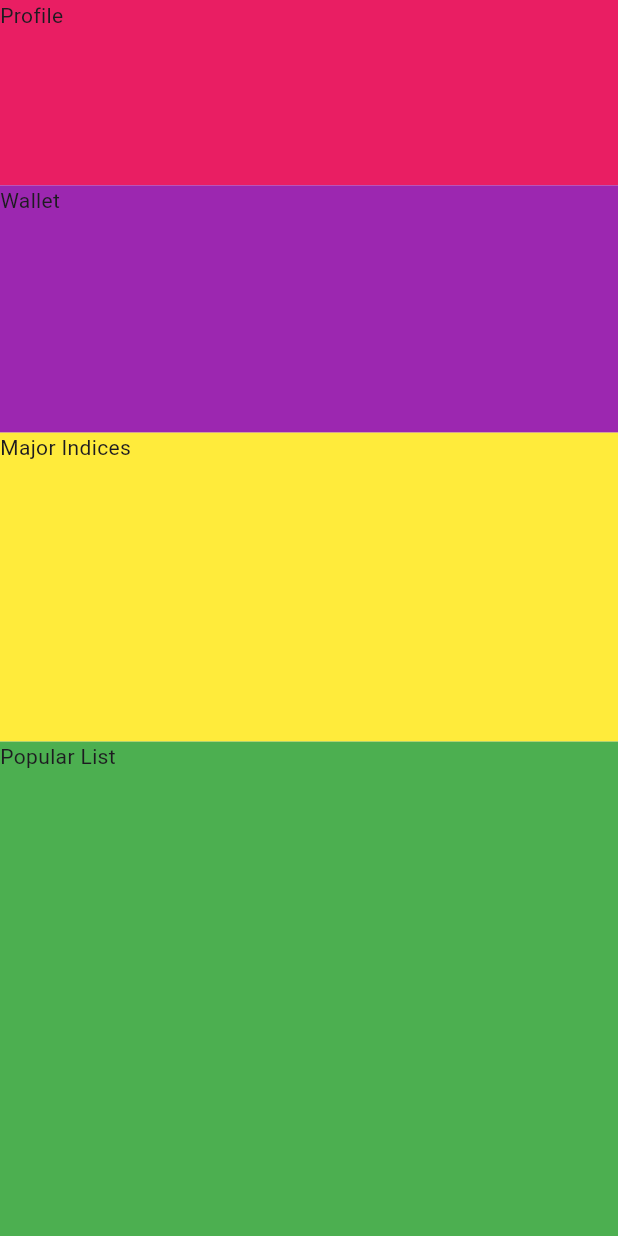
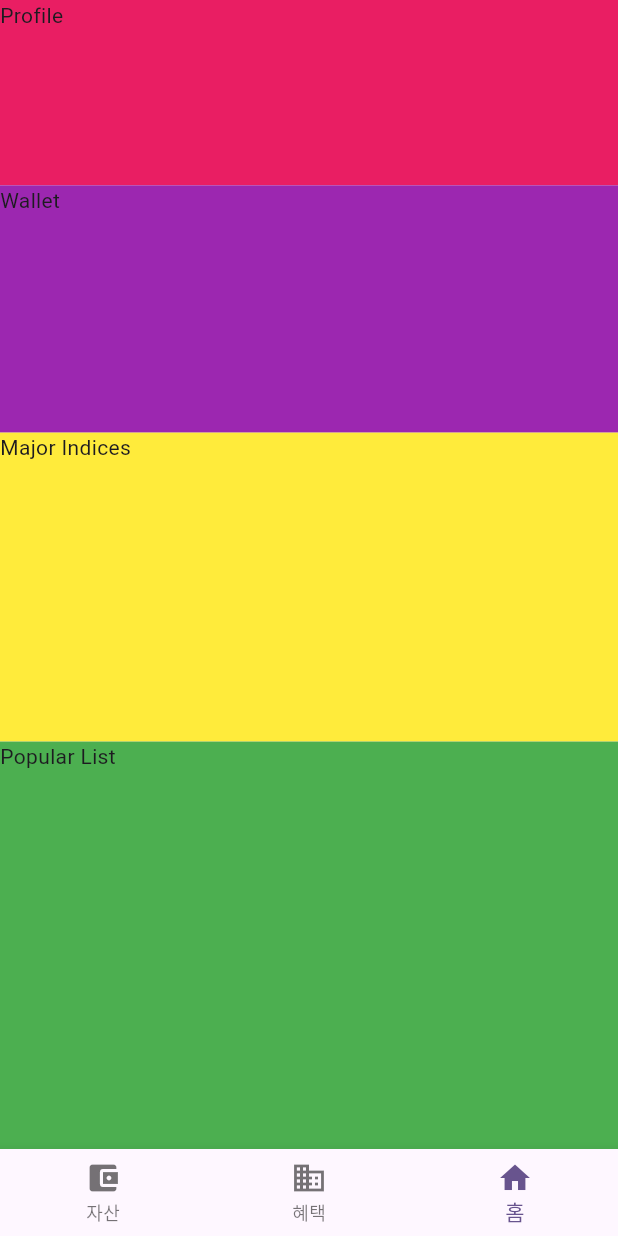
Before and after one commit to ShinhansecMobile/Shinhansec-Intern-App, a Flutter app: the screen it shows after launch, on a phone screen of 412 x 824 dp. Run offline on Flutter 3.47's test engine with Material 2 defaults, Android fonts, the phone set to English and light mode, and no system bars.

Commit message:
[FEAT] 하단 메뉴

```diff
--- a/lib/main.dart
+++ b/lib/main.dart
@@ -1,6 +1,6 @@
 import 'package:flutter/material.dart';
 
-import 'screens/home.dart';
+import 'widgets/bottom_menu.dart';
 
 void main() {
   runApp(const MyApp());
@@ -18,7 +18,7 @@ class MyApp extends StatelessWidget {
         colorScheme: ColorScheme.fromSeed(seedColor: Colors.deepPurple),
         useMaterial3: true,
       ),
-      home: const Home(),
+      home: const BottomMenu(),
     );
   }
 }
--- /dev/null
+++ b/lib/widgets/bottom_menu.dart
@@ -0,0 +1,87 @@
+import 'package:flutter/material.dart';
+
+import '../screens/home.dart';
+
+class BottomMenu extends StatefulWidget {
+  const BottomMenu({super.key});
+
+  @override
+  State<BottomMenu> createState() => _BottomMenuState();
+}
+
+class _BottomMenuState extends State<BottomMenu> {
+  int currentPageIndex = 2;
+
+  final List<Widget> pages = [
+    Container(
+      color: Colors.red,
+      alignment: Alignment.center,
+      child: const Text('Page 1'),
+    ),
+    Container(
+      color: Colors.blue,
+      alignment: Alignment.center,
+      child: const Text('Page 2'),
+    ),
+    const Home(),
+    // Container(
+    //   color: Colors.orange,
+    //   alignment: Alignment.center,
+    //   child: const Text('Page 4'),
+    // ),
+    // Container(
+    //   color: Colors.cyan,
+    //   alignment: Alignment.center,
+    //   child: const Text('Page 5'),
+    // ),
+    // 다른 페이지들도 추가
+  ];
+
+  @override
+  Widget build(BuildContext context) {
+    return Scaffold(
+      body: pages[currentPageIndex],
+      // bottomNavigationBar: NavigationBar(
+      //   onDestinationSelected: (int index) {
+      //     setState(() {
+      //       currentPageIndex = index;
+      //     });
+      //   },
+      //   indicatorColor: Colors.amber[800],
+      //   selectedIndex: currentPageIndex,
+      //   destinations: const <Widget>[
+      //     NavigationDestination(
+      //       selectedIcon: Icon(Icons.home),
+      //       icon: Icon(Icons.home_outlined),
+      //       label: 'Home',
+      //     ),
+      //     NavigationDestination(
+      //       icon: Icon(Icons.business),
+      //       label: 'Business',
+      //     ),
+      //     NavigationDestination(
+      //       selectedIcon: Icon(Icons.school),
+      //       icon: Icon(Icons.school_outlined),
+      //       label: 'School',
+      //     ),
+      //   ],
+      // ),
+      bottomNavigationBar: BottomNavigationBar(
+        items: const [
+          BottomNavigationBarItem(icon: Icon(Icons.account_balance_wallet), label: '자산'),
+          BottomNavigationBarItem(icon: Icon(Icons.business), label: '혜택'),
+          BottomNavigationBarItem(icon: Icon(Icons.home), label: '홈'),
+          // BottomNavigationBarItem(icon: Icon(Icons.trending_up), label: '주식'),
+          // BottomNavigationBarItem(icon: Icon(Icons.menu), label: '전체'),
+          // 다른 항목들도 추가
+        ],
+        currentIndex: currentPageIndex,
+        onTap: (index) {
+          setState(() {
+            currentPageIndex = index;
+          });
+        },
+      ),
+    );
+  }
+}
```
